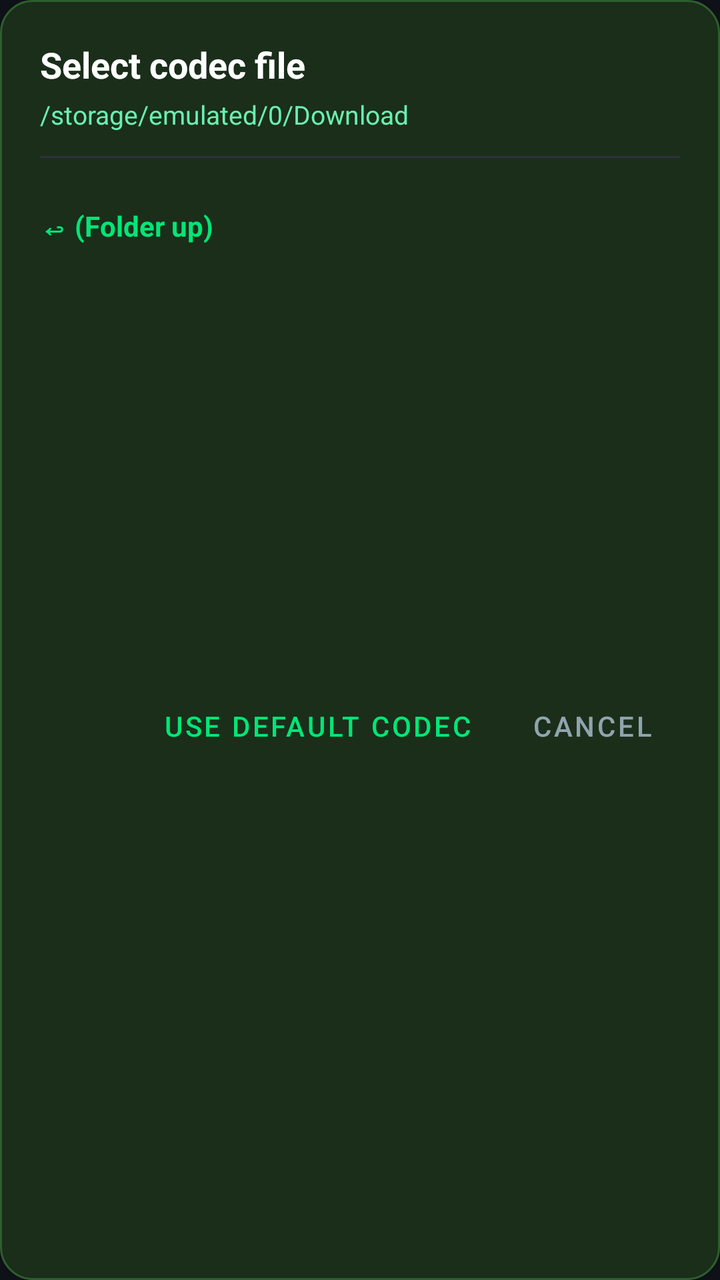
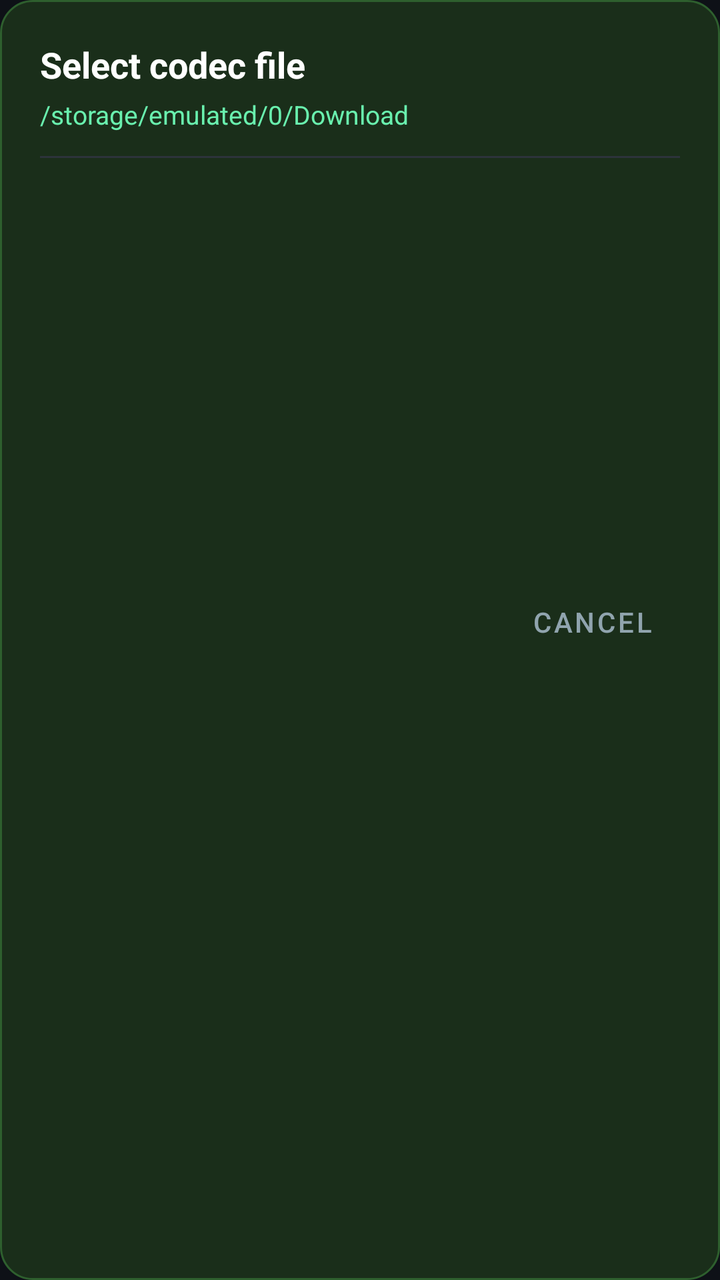

Two renders of the same Android screen: before a commit and after it. Below are the layout's source before the change and the commit's diff.
<!-- AndroidManifest.xml: application theme Theme.GreenPlayer -->
<!-- res/layout/dialog_codec_picker.xml -->
<?xml version="1.0" encoding="utf-8"?>
<LinearLayout xmlns:android="http://schemas.android.com/apk/res/android"
    android:layout_width="match_parent"
    android:layout_height="wrap_content"
    android:background="@drawable/bg_dialog_rounded"
    android:orientation="vertical"
    android:padding="20dp">

    <TextView
        android:layout_width="wrap_content"
        android:layout_height="wrap_content"
        android:text="Select codec file"
        android:textColor="@color/text_primary"
        android:textSize="18sp"
        android:textStyle="bold" />

    <TextView
        android:id="@+id/tvCodecPath"
        android:layout_width="match_parent"
        android:layout_height="wrap_content"
        android:layout_marginTop="4dp"
        android:text="/storage/emulated/0/Download"
        android:textColor="@color/green_accent"
        android:textSize="13sp" />

    <View
        android:layout_width="match_parent"
        android:layout_height="1dp"
        android:background="@color/divider_color"
        android:layout_marginVertical="12dp" />

    <LinearLayout
        android:id="@+id/btnFolderUp"
        android:layout_width="match_parent"
        android:layout_height="44dp"
        android:gravity="center_vertical"
        android:background="?attr/selectableItemBackground"
        android:orientation="horizontal">

        <TextView
            android:layout_width="wrap_content"
            android:layout_height="wrap_content"
            android:text="↩ (Folder up)"
            android:textColor="@color/green_primary"
            android:textSize="14sp"
            android:textStyle="bold" />

    </LinearLayout>

    
    <androidx.recyclerview.widget.RecyclerView
        android:id="@+id/rvCodecFiles"
        android:layout_width="match_parent"
        android:layout_height="180dp"
        android:layout_marginTop="8dp" />

    
    <LinearLayout
        android:layout_width="match_parent"
        android:layout_height="wrap_content"
        android:orientation="horizontal"
        android:gravity="end"
        android:layout_marginTop="16dp">

        <Button
            android:id="@+id/btnUseDefaultCodec"
            style="@style/Widget.MaterialComponents.Button.TextButton"
            android:layout_width="wrap_content"
            android:layout_height="wrap_content"
            android:text="USE DEFAULT CODEC"
            android:textColor="@color/green_primary" />

        <Button
            android:id="@+id/btnCancelCodec"
            style="@style/Widget.MaterialComponents.Button.TextButton"
            android:layout_width="wrap_content"
            android:layout_height="wrap_content"
            android:text="CANCEL"
            android:textColor="@color/text_secondary"
            android:layout_marginStart="8dp" />

    </LinearLayout>

</LinearLayout>
<!-- resources referenced by this layout -->
<resources>
  <color name="divider_color">#2D333B</color>
  <color name="green_accent">#69F0AE</color>
  <color name="green_primary">#00E676</color>
  <color name="text_primary">#FFFFFF</color>
  <color name="text_secondary">#90A4AE</color>
  <!-- drawable bg_dialog_rounded (drawable) -->
  <?xml version="1.0" encoding="utf-8"?>
  <shape xmlns:android="http://schemas.android.com/apk/res/android"
      android:shape="rectangle">
      <solid android:color="#1A2E1A" />
      <corners android:radius="16dp" />
      <stroke android:width="1dp" android:color="#2E5F2E" />
  </shape>
  <style name="Theme.GreenPlayer" parent="Theme.MaterialComponents.DayNight.NoActionBar">
          <item name="colorPrimary">@color/green_primary</item>
          <item name="colorPrimaryVariant">@color/green_primary_dark</item>
          <item name="colorOnPrimary">#000000</item>
          <item name="colorSecondary">@color/green_accent</item>
          <item name="colorOnSecondary">#000000</item>
          <item name="colorSurface">@color/bg_surface</item>
          <item name="colorOnSurface">@color/text_primary</item>
          <item name="android:colorBackground">@color/bg_dark</item>
          <item name="android:windowBackground">@color/bg_dark</item>
          <item name="android:statusBarColor">@color/bg_dark</item>
          <item name="android:navigationBarColor">@color/bg_dark</item>
          <item name="android:textColorPrimary">@color/text_primary</item>
          <item name="android:textColorSecondary">@color/text_secondary</item>
      </style>
  <color name="green_primary_dark">#00B248</color>
  <color name="bg_surface">#161B22</color>
  <color name="bg_dark">#0E1117</color>
</resources>

<!-- the commit's change to res/layout/dialog_codec_picker.xml (unified diff, before → after) -->
@@ -15,7 +15,7 @@
         android:textStyle="bold" />
 
     <TextView
-        android:id="@+id/tvCodecPath"
+        android:id="@+id/tvCodecCurrentPath"
         android:layout_width="match_parent"
         android:layout_height="wrap_content"
         android:layout_marginTop="4dp"
@@ -29,30 +29,13 @@
         android:background="@color/divider_color"
         android:layout_marginVertical="12dp" />
 
-    <LinearLayout
-        android:id="@+id/btnFolderUp"
-        android:layout_width="match_parent"
-        android:layout_height="44dp"
-        android:gravity="center_vertical"
-        android:background="?attr/selectableItemBackground"
-        android:orientation="horizontal">
-
-        <TextView
-            android:layout_width="wrap_content"
-            android:layout_height="wrap_content"
-            android:text="↩ (Folder up)"
-            android:textColor="@color/green_primary"
-            android:textSize="14sp"
-            android:textStyle="bold" />
-
-    </LinearLayout>
-
     
-    <androidx.recyclerview.widget.RecyclerView
-        android:id="@+id/rvCodecFiles"
+    <ListView
+        android:id="@+id/lvCodecFiles"
         android:layout_width="match_parent"
         android:layout_height="180dp"
-        android:layout_marginTop="8dp" />
+        android:divider="@color/divider_color"
+        android:dividerHeight="1dp" />
 
     
     <LinearLayout
@@ -63,21 +46,12 @@
         android:layout_marginTop="16dp">
 
         <Button
-            android:id="@+id/btnUseDefaultCodec"
-            style="@style/Widget.MaterialComponents.Button.TextButton"
-            android:layout_width="wrap_content"
-            android:layout_height="wrap_content"
-            android:text="USE DEFAULT CODEC"
-            android:textColor="@color/green_primary" />
-
-        <Button
             android:id="@+id/btnCancelCodec"
             style="@style/Widget.MaterialComponents.Button.TextButton"
             android:layout_width="wrap_content"
             android:layout_height="wrap_content"
             android:text="CANCEL"
-            android:textColor="@color/text_secondary"
-            android:layout_marginStart="8dp" />
+            android:textColor="@color/text_secondary" />
 
     </LinearLayout>
 
